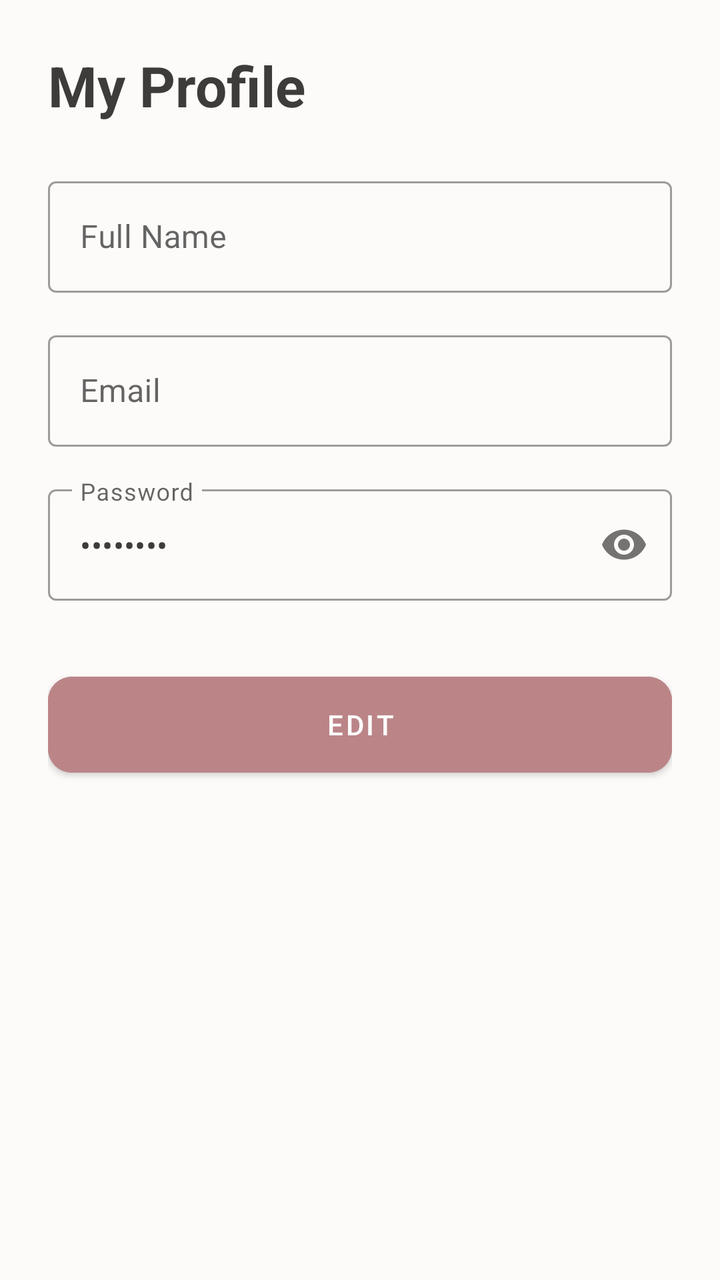
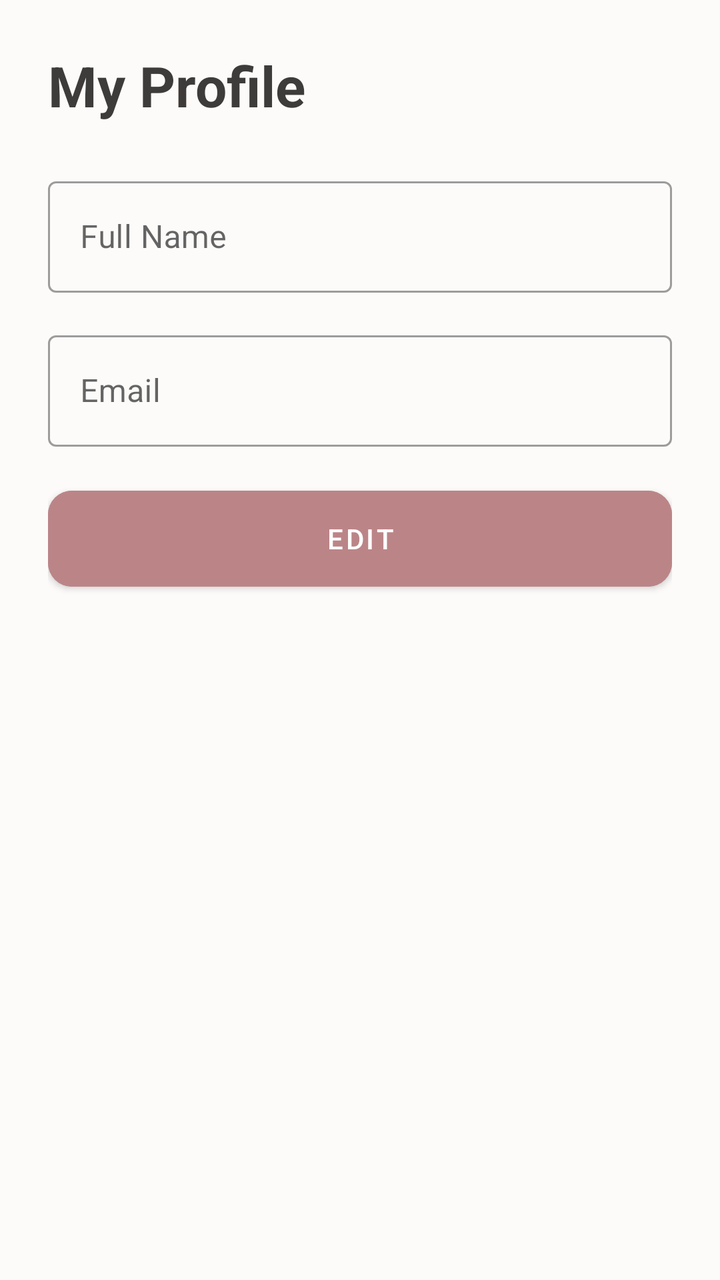

Two renders of the same Android screen: before a commit and after it. Below are the layout's source before the change and the commit's diff.
<!-- AndroidManifest.xml: application theme Theme.OutfitStudio -->
<!-- res/layout/activity_my_profile.xml -->
<?xml version="1.0" encoding="utf-8"?>
<LinearLayout xmlns:android="http://schemas.android.com/apk/res/android"
    xmlns:app="http://schemas.android.com/apk/res-auto"
    android:layout_width="match_parent"
    android:layout_height="match_parent"
    android:orientation="vertical"
    android:padding="24dp"
    android:background="@color/background">

    <TextView
        android:layout_width="wrap_content"
        android:layout_height="wrap_content"
        android:text="My Profile"
        android:textSize="28sp"
        android:textStyle="bold"
        android:textColor="@color/on_background"
        android:layout_marginBottom="24dp"/>

    <com.google.android.material.textfield.TextInputLayout
        android:layout_width="match_parent"
        android:layout_height="wrap_content"
        android:hint="Full Name"
        style="@style/Widget.MaterialComponents.TextInputLayout.OutlinedBox"
        android:layout_marginBottom="16dp">
        <com.google.android.material.textfield.TextInputEditText
            android:id="@+id/etName"
            android:layout_width="match_parent"
            android:layout_height="wrap_content"
            android:enabled="false"
            android:textColor="@color/on_background"/>
    </com.google.android.material.textfield.TextInputLayout>

    <com.google.android.material.textfield.TextInputLayout
        android:layout_width="match_parent"
        android:layout_height="wrap_content"
        android:hint="Email"
        style="@style/Widget.MaterialComponents.TextInputLayout.OutlinedBox"
        android:layout_marginBottom="16dp">
        <com.google.android.material.textfield.TextInputEditText
            android:id="@+id/etEmail"
            android:layout_width="match_parent"
            android:layout_height="wrap_content"
            android:enabled="false"
            android:inputType="textEmailAddress"
            android:textColor="@color/on_background"/>
    </com.google.android.material.textfield.TextInputLayout>

    <com.google.android.material.textfield.TextInputLayout
        android:layout_width="match_parent"
        android:layout_height="wrap_content"
        android:hint="Password"
        style="@style/Widget.MaterialComponents.TextInputLayout.OutlinedBox"
        app:passwordToggleEnabled="true"
        android:layout_marginBottom="32dp">
        <com.google.android.material.textfield.TextInputEditText
            android:id="@+id/etPassword"
            android:layout_width="match_parent"
            android:layout_height="wrap_content"
            android:enabled="false"
            android:inputType="textPassword"
            android:text="********"
            android:textColor="@color/on_background"/>
    </com.google.android.material.textfield.TextInputLayout>

    <Button
        android:id="@+id/btnEditSave"
        android:layout_width="match_parent"
        android:layout_height="60dp"
        android:text="Edit"
        android:backgroundTint="@color/primary_variant"
        app:cornerRadius="12dp"/>
        
    <ProgressBar
        android:id="@+id/progressBar"
        android:layout_width="wrap_content"
        android:layout_height="wrap_content"
        android:layout_gravity="center"
        android:visibility="gone"
        android:layout_marginTop="16dp"/>
</LinearLayout>
<!-- resources referenced by this layout -->
<resources>
  <color name="background">#FDFBF9</color>
  <color name="on_background">#3E3C3A</color>
  <color name="primary_variant">#BB8588</color>
  <style name="Theme.OutfitStudio" parent="Theme.MaterialComponents.Light.NoActionBar">
          <item name="android:textColor">@color/on_background</item>
          <item name="android:textColorHint">@color/text_hint</item>
          
          <item name="colorPrimary">@color/primary</item>
          <item name="colorPrimaryVariant">@color/primary_variant</item>
          <item name="colorOnPrimary">@color/on_primary</item>
          
          <item name="colorSecondary">@color/primary</item>
          <item name="colorSecondaryVariant">@color/primary_variant</item>
          <item name="colorOnSecondary">@color/on_primary</item>
          
          <item name="android:colorBackground">@color/background</item>
          <item name="colorSurface">@color/surface</item>
          
          <item name="android:statusBarColor">@color/background</item>
          <item name="android:windowLightStatusBar">true</item>
      </style>
  <color name="text_hint">#A09D9B</color>
  <color name="primary">#BB8588</color>
  <color name="on_primary">#FFFFFF</color>
  <color name="surface">#FFFFFF</color>
</resources>

<!-- the commit's change to res/layout/activity_my_profile.xml (unified diff, before → after) -->
@@ -45,22 +45,6 @@
             android:textColor="@color/on_background"/>
     </com.google.android.material.textfield.TextInputLayout>
 
-    <com.google.android.material.textfield.TextInputLayout
-        android:layout_width="match_parent"
-        android:layout_height="wrap_content"
-        android:hint="Password"
-        style="@style/Widget.MaterialComponents.TextInputLayout.OutlinedBox"
-        app:passwordToggleEnabled="true"
-        android:layout_marginBottom="32dp">
-        <com.google.android.material.textfield.TextInputEditText
-            android:id="@+id/etPassword"
-            android:layout_width="match_parent"
-            android:layout_height="wrap_content"
-            android:enabled="false"
-            android:inputType="textPassword"
-            android:text="********"
-            android:textColor="@color/on_background"/>
-    </com.google.android.material.textfield.TextInputLayout>
 
     <Button
         android:id="@+id/btnEditSave"
